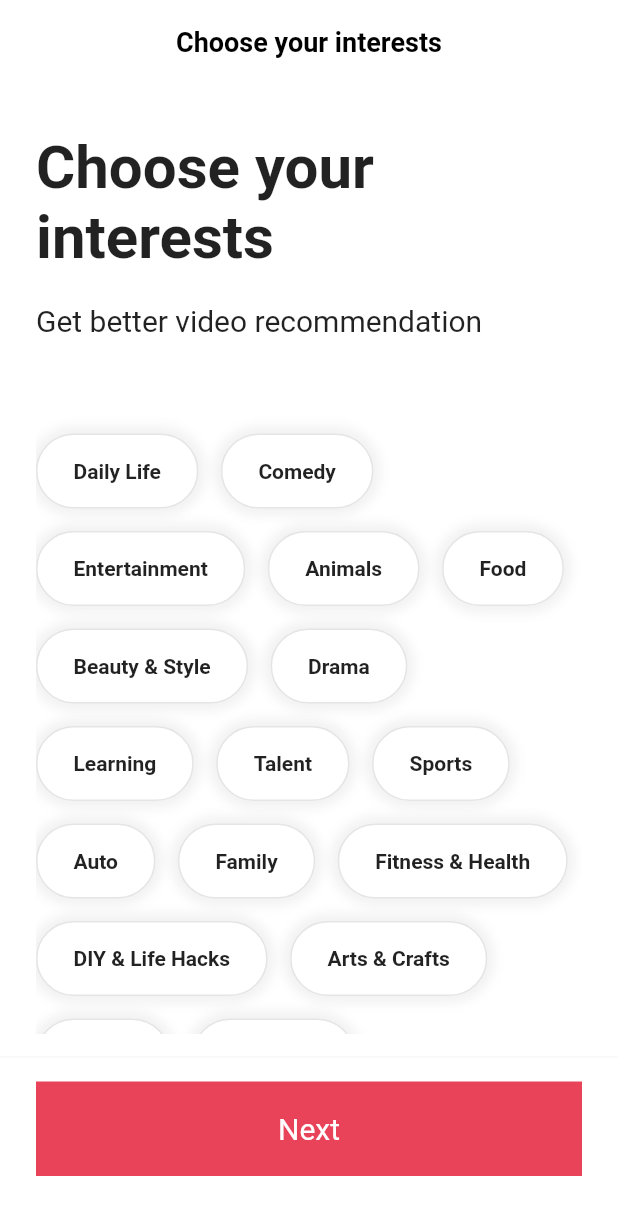
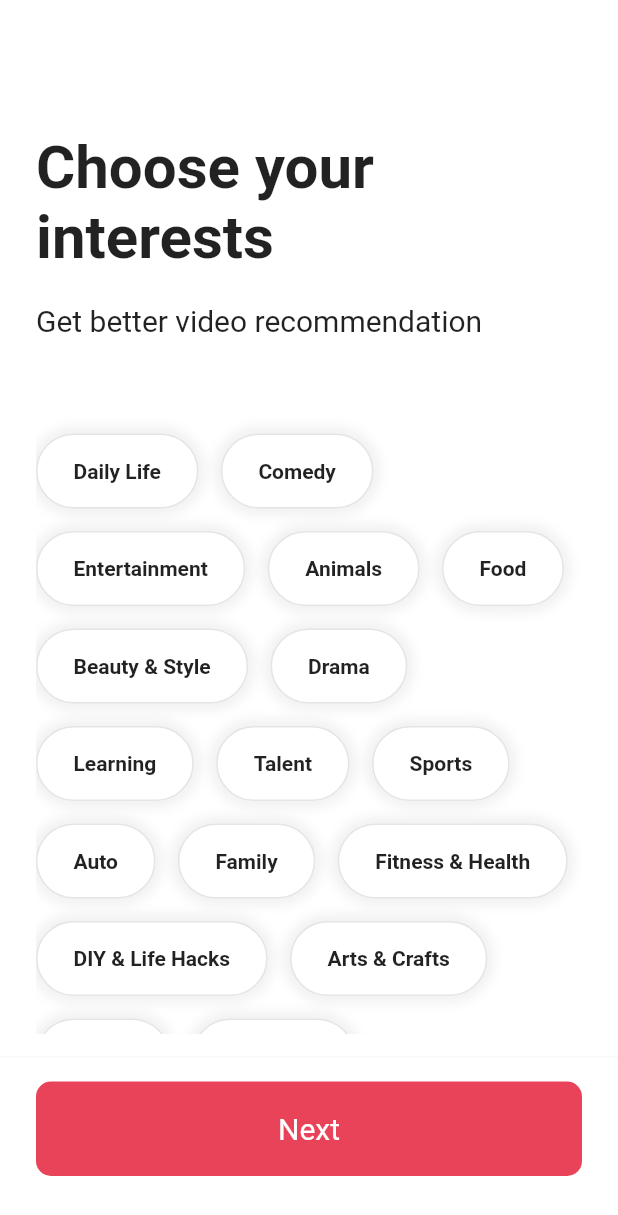
Before and after one commit to kangsudal/tiktok_clone, a Flutter app: the screen it shows after launch, on a phone screen of 412 x 824 dp. Shown: the top 1215 px of the screen. Run offline on Flutter 3.47's test engine with Material 2 defaults, Android fonts, the phone set to English and light mode, and no system bars; our stand-ins replace font_awesome_flutter.

Commit message:
Scroll Animation1
-Scrollbar로 스크롤바 만들기
-AnimatedOpacity와 offset값으로 AppBar 안보이다가 보이게 만들기
-AnimatedContainer로 버튼색깔 toggle되게 만들기

```diff
--- a/lib/features/onboarding/interests_screen.dart
+++ b/lib/features/onboarding/interests_screen.dart
@@ -1,9 +1,46 @@
 import 'package:flutter/material.dart';
 import 'package:tiktok_clone/constants/gaps.dart';
 import 'package:tiktok_clone/constants/sizes.dart';
+import 'package:tiktok_clone/features/onboarding/widgets/interest_button.dart';
 
-class InterestsScreen extends StatelessWidget {
+class InterestsScreen extends StatefulWidget {
   const InterestsScreen({Key? key}) : super(key: key);
+
+  @override
+  State<InterestsScreen> createState() => _InterestsScreenState();
+}
+
+class _InterestsScreenState extends State<InterestsScreen> {
+  final ScrollController _scrollController = ScrollController();
+
+  bool showTitle = false;
+
+  void _onScroll() {
+    if (_scrollController.offset > 100) {
+      if (showTitle == true) return; //100넘어서 계속 true면 딱히 고칠필요가없다.
+      setState(() {
+        showTitle = true;
+      });
+    } else {
+      setState(() {
+        showTitle = false;
+      });
+    }
+  }
+
+  @override
+  void initState() {
+    super.initState();
+    _scrollController.addListener(() {
+      _onScroll();
+    });
+  }
+
+  @override
+  void dispose() {
+    _scrollController.dispose();
+    super.dispose();
+  }
 
   @override
   Widget build(BuildContext context) {
@@ -50,7 +87,13 @@ class InterestsScreen extends StatelessWidget {
     return Scaffold(
       appBar: AppBar(
         centerTitle: true,
-        title: Text('Choose your interests'),
+        title: AnimatedOpacity(
+          opacity: showTitle == true ? 1 : 0,
+          duration: Duration(
+            milliseconds: 300,
+          ),
+          child: Text('Choose your interests'),
+        ),
       ),
       body: Padding(
         padding: const EdgeInsets.only(
@@ -58,7 +101,10 @@ class InterestsScreen extends StatelessWidget {
           right: Sizes.size24,
           bottom: Sizes.size16,
         ),
+        child: Scrollbar(
+          controller: _scrollController,
           child: SingleChildScrollView(
+            controller: _scrollController,
             child: Column(
               crossAxisAlignment: CrossAxisAlignment.start,
               children: [
@@ -83,37 +129,11 @@ class InterestsScreen extends StatelessWidget {
                   spacing: 15, //가로 간격 조정
                   children: [
                     for (var interest in interests)
-                    Container(
-                      padding: EdgeInsets.symmetric(
-                        vertical: 16,
-                        horizontal: 24,
-                      ),
-                      decoration: BoxDecoration(
-                        color: Colors.white,
-                        borderRadius: BorderRadius.circular(
-                          Sizes.size32,
-                        ),
-                        border: Border.all(
-                          color: Colors.black.withOpacity(0.1),
-                        ),
-                        boxShadow: [
-                          BoxShadow(
-                            color: Colors.black.withOpacity(0.05),
-                            blurRadius: 5,
-                            spreadRadius: 5,
+                      InterestButton(interest: interest),
+                  ],
                 ),
               ],
             ),
-                      child: Text(
-                        interest,
-                        style: TextStyle(
-                          fontWeight: FontWeight.bold,
-                        ),
-                      ),
-                    ),
-                ],
-              ),
-            ],
           ),
         ),
       ),
@@ -131,6 +151,9 @@ class InterestsScreen extends StatelessWidget {
               vertical: Sizes.size20,
             ),
             decoration: BoxDecoration(
+              borderRadius: BorderRadius.circular(
+                10,
+              ),
               color: Theme.of(context).primaryColor,
             ),
             child: Text(
--- /dev/null
+++ b/lib/features/onboarding/widgets/interest_button.dart
@@ -0,0 +1,61 @@
+import 'package:flutter/material.dart';
+import 'package:tiktok_clone/constants/sizes.dart';
+
+class InterestButton extends StatefulWidget {
+  const InterestButton({
+    Key? key,
+    required this.interest,
+  }) : super(key: key);
+
+  final String interest;
+
+  @override
+  State<InterestButton> createState() => _InterestButtonState();
+}
+
+class _InterestButtonState extends State<InterestButton> {
+  bool isSelected = false;
+
+  void _onTap() {
+    setState(() {
+      isSelected = !isSelected; //toggle되게
+    });
+  }
+
+  @override
+  Widget build(BuildContext context) {
+    return GestureDetector(
+      onTap: _onTap,
+      child: AnimatedContainer(
+        padding: EdgeInsets.symmetric(
+          vertical: 16,
+          horizontal: 24,
+        ),
+        decoration: BoxDecoration(
+          color: isSelected ? Theme.of(context).primaryColor : Colors.white,
+          borderRadius: BorderRadius.circular(
+            Sizes.size32,
+          ),
+          border: Border.all(
+            color: Colors.black.withOpacity(0.1),
+          ),
+          boxShadow: [
+            BoxShadow(
+              color: Colors.black.withOpacity(0.05),
+              blurRadius: 5,
+              spreadRadius: 5,
+            ),
+          ],
+        ),
+        duration: Duration(milliseconds: 300),
+        child: Text(
+          widget.interest,
+          style: TextStyle(
+            fontWeight: FontWeight.bold,
+            color: isSelected ? Colors.white : Colors.black87,
+          ),
+        ),
+      ),
+    );
+  }
+}
```
Also changed, not shown: lib/features/authentication/email_screen.dart (+5 -5 lines). Lines whose indentation alone changed are shown as unchanged.
